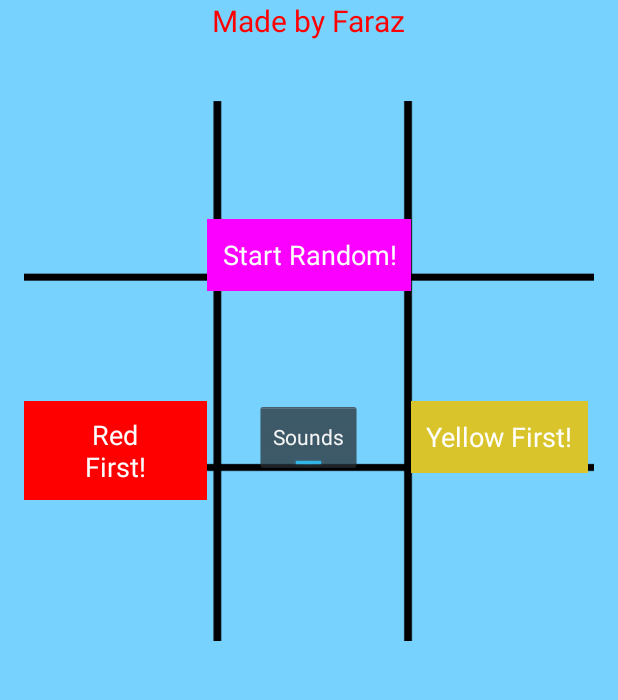
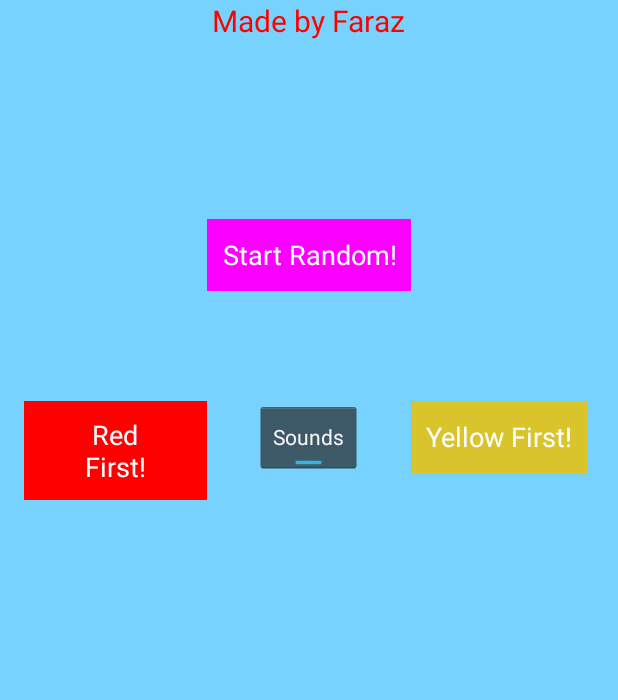
Before and after one commit to farazfazli/Connect3, an Android app: the screen it shows after launch (MainActivity), on a phone screen of 412 x 824 dp, the part 247-947 px from its top. Run offline under Robolectric (Android 15) with nearby library versions, the phone set to English and light mode, and no system bars.

Commit message:
Change gridLayout to invisible

```diff
--- a/app/src/main/res/layout/activity_main.xml
+++ b/app/src/main/res/layout/activity_main.xml
@@ -17,7 +17,7 @@
         android:layout_alignParentEnd="true"
         android:layout_alignParentRight="true"
         android:id="@+id/gridLayout"
-        android:visibility="visible">
+        android:visibility="invisible">
 
         <ImageView
             android:layout_width="90dp"
```
